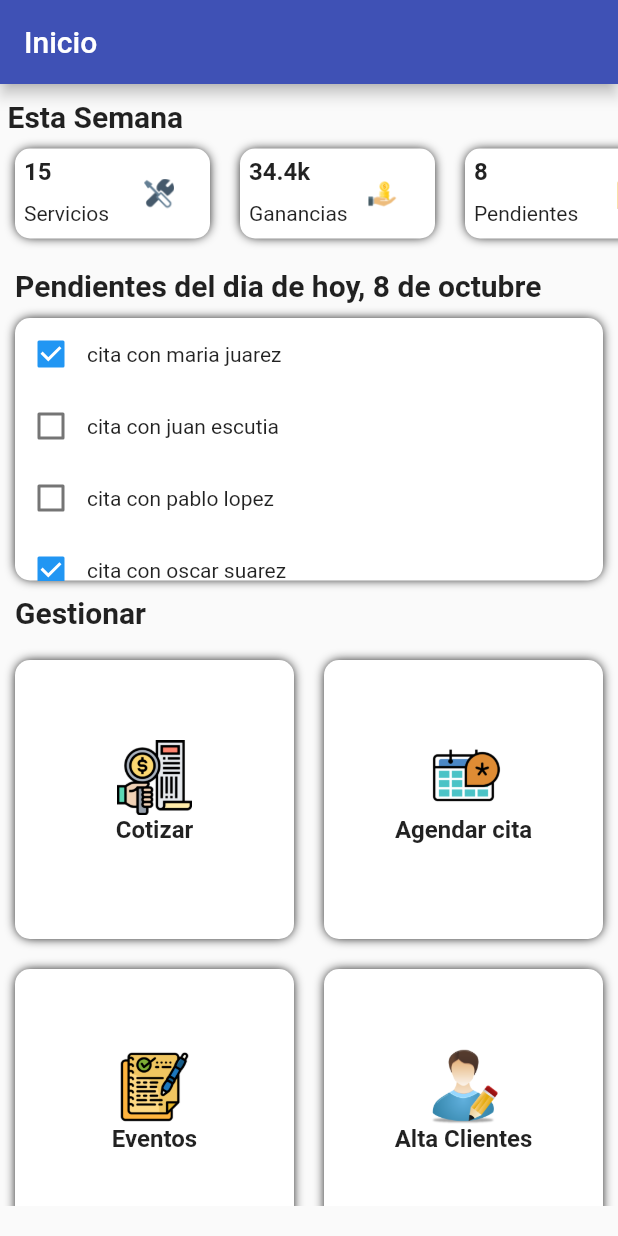
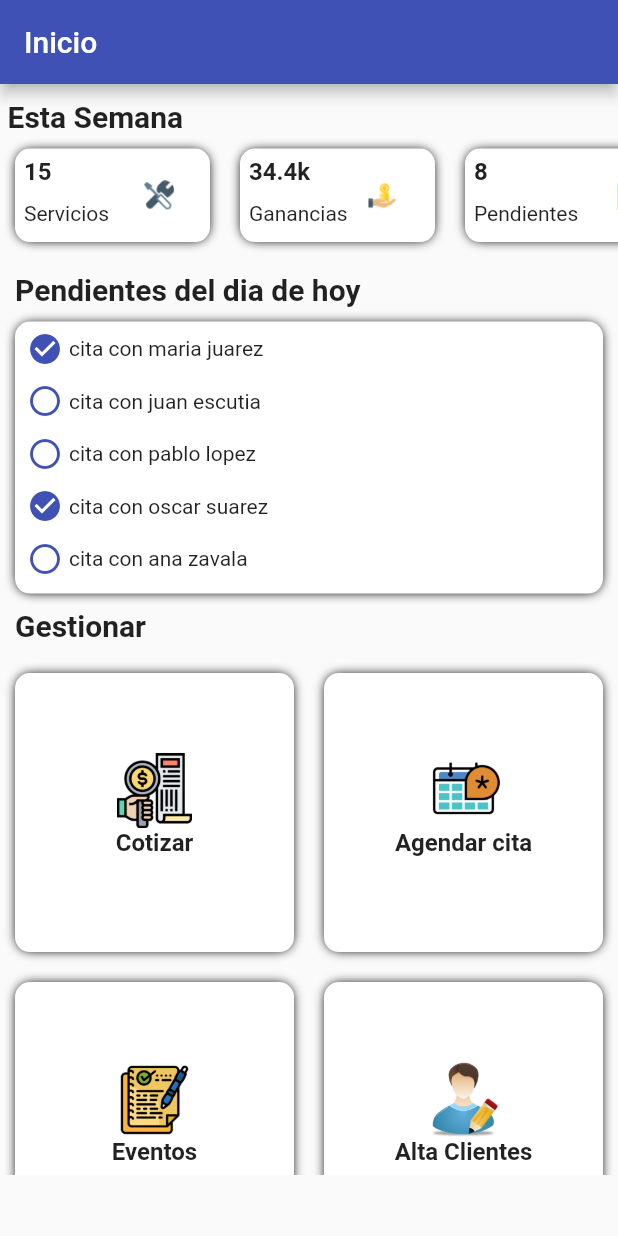
Before and after one commit to zayser99/ServicesManagerApp, a Flutter app: the screen it shows after launch, on a phone screen of 412 x 824 dp. Run offline on Flutter 3.47's test engine with Material 2 defaults, Android fonts, the phone set to English and light mode, and no system bars.

Commit message:
Se mejoro la responsbidad y la parte de pendientes se cambio los checkboxs por icons

```diff
--- a/lib/widgets/big_card.dart
+++ b/lib/widgets/big_card.dart
@@ -17,8 +17,8 @@ class BigCard extends StatelessWidget {
       },
       child: Container(
         padding: const EdgeInsets.all(6),
-        width: 300,
-        height: 300,
+        width: 200,
+        height: 200,
         decoration: BoxDecoration(
           color: Colors.white,
           borderRadius: BorderRadius.circular(10.0),
--- a/lib/widgets/gestionar.dart
+++ b/lib/widgets/gestionar.dart
@@ -6,6 +6,7 @@ class Gestionar extends StatelessWidget {
 
   @override
   Widget build(BuildContext context) {
+    final size = MediaQuery.of(context).size;
     return Column(
       crossAxisAlignment: CrossAxisAlignment.start,
       children: [
@@ -17,7 +18,7 @@ class Gestionar extends StatelessWidget {
               style: TextStyle(fontWeight: FontWeight.bold, fontSize: 20)),
         ),
         SizedBox(
-          height: MediaQuery.of(context).size.height - 440,
+          height: size.height * 0.43,
           width: double.infinity,
           child: GridView.count(
             padding:
--- a/lib/widgets/pendientes.dart
+++ b/lib/widgets/pendientes.dart
@@ -5,11 +5,8 @@ class Pendientes extends StatelessWidget {
 
   @override
   Widget build(BuildContext context) {
-    return contenedorlista(context, '8 de octubre');
-  }
-}
+    final size = MediaQuery.of(context).size;
 
-Widget contenedorlista(context, String fecha) {
     return GestureDetector(
       onTap: () {
         Navigator.pushNamed(context, 'pendientesScreen');
@@ -20,15 +17,14 @@ Widget contenedorlista(context, String fecha) {
           Container(
             padding: const EdgeInsets.only(top: 10, left: 5),
             margin: const EdgeInsets.only(left: 5, right: 5),
-          child: Text('Pendientes del dia de hoy, $fecha',
+            child: const Text('Pendientes del dia de hoy',
                 overflow: TextOverflow.ellipsis,
                 textAlign: TextAlign.start,
-              style:
-                  const TextStyle(fontWeight: FontWeight.bold, fontSize: 20)),
+                style: TextStyle(fontWeight: FontWeight.bold, fontSize: 20)),
           ),
           Container(
             width: double.infinity,
-          height: 175,
+            height: size.height * 0.22,
             margin: const EdgeInsets.only(left: 10, right: 10, top: 10),
             decoration: BoxDecoration(
               color: Colors.white,
@@ -52,6 +48,7 @@ Widget contenedorlista(context, String fecha) {
       ),
     );
   }
+}
 
 List<Widget> listaPendientes() {
   return [
@@ -64,15 +61,23 @@ List<Widget> listaPendientes() {
 }
 
 Widget pendiente(bool activado, String titulo) {
-  return Row(
+  return Container(
+    padding: const EdgeInsets.only(bottom: 5, top: 6, left: 8),
+    child: Row(
+      mainAxisAlignment: MainAxisAlignment.start,
       children: [
-      Checkbox(
-        value: activado,
-        onChanged: (valor) {
-          activado = valor!;
-        },
-      ),
+        iconActivado(activado),
+        const SizedBox(width: 4),
         Text(titulo),
       ],
+    ),
   );
 }
+
+Widget iconActivado(bool activado) {
+  if (activado) {
+    return const Icon(Icons.check_circle, color: Colors.indigo);
+  } else {
+    return const Icon(Icons.circle_outlined, color: Colors.indigo);
+  }
+}
--- a/lib/widgets/prueba.dart
+++ b/lib/widgets/prueba.dart
@@ -5,8 +5,6 @@ class PRueba extends StatelessWidget {
 
   @override
   Widget build(BuildContext context) {
-    return Container(
-      child: const Text('Haaaaaa'),
-    );
+    return Container();
   }
 }
--- a/lib/widgets/this_week.dart
+++ b/lib/widgets/this_week.dart
@@ -6,6 +6,7 @@ class ThisWeek extends StatelessWidget {
 
   @override
   Widget build(BuildContext context) {
+    final size = MediaQuery.of(context).size;
     return GestureDetector(
       onTap: () {
         Navigator.pushNamed(context, 'estadisticasScreen');
@@ -20,7 +21,7 @@ class ThisWeek extends StatelessWidget {
                 style: TextStyle(fontWeight: FontWeight.bold, fontSize: 20)),
           ),
           SizedBox(
-            height: 80,
+            height: size.height * 0.10,
             width: double.infinity,
             child: ListView(
               padding: const EdgeInsets.symmetric(horizontal: 10, vertical: 10),
```
Lines whose indentation alone changed are shown as unchanged.
